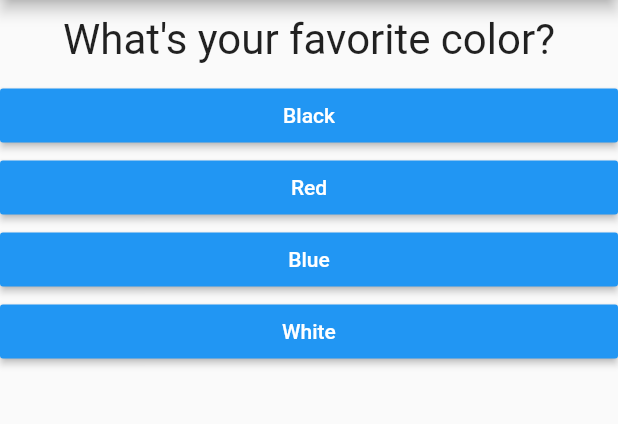
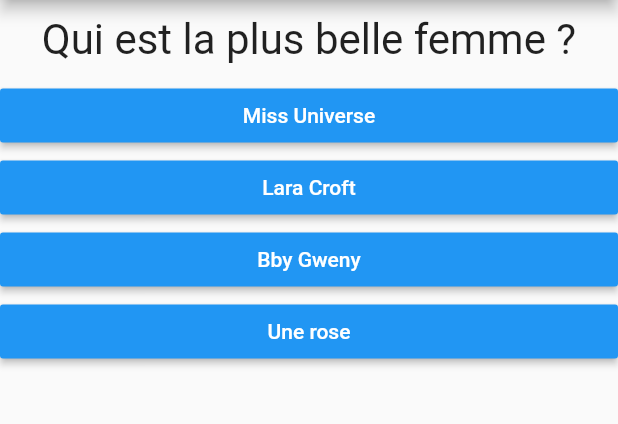
Before and after one commit to NoeBerdoz/quizz_udemy_flutter, a Flutter app: the screen it shows after launch, on a phone screen of 412 x 824 dp, the part 84-508 px from its top. Run offline on Flutter 3.47's test engine with Material 2 defaults, Android fonts, the phone set to English and light mode, and no system bars.

Commit message:
Score getter

```diff
--- a/lib/main.dart
+++ b/lib/main.dart
@@ -16,22 +16,40 @@ class MyApp extends StatefulWidget {
 
 class _MyAppState extends State<MyApp> {
   var _questionIndex = 0;
+  var _totalScore = 0;
   final _questions = const [
     {
-      'questionText': 'What\'s your favorite color?',
-      'answers': ['Black', 'Red', 'Blue', 'White'],
+      'questionText': 'Qui est la plus belle femme ?',
+      'answers': [
+        {'text': 'Miss Universe', 'score': 10},
+        {'text': 'Lara Croft', 'score': 5},
+        {'text': 'Bby Gweny', 'score': 3},
+        {'text': 'Une rose', 'score': 1}
+        ],
     },
     {
-      'questionText': 'What\'s your favorite animal?',
-      'answers': ['Bear', 'Rabbit', 'Snake', 'Bird'],
+      'questionText': 'Qui est le meilleur rappeur',
+      'answers': [
+        {'text': 'Kaaris', 'score': 10},
+        {'text': 'Josman', 'score': 5},
+        {'text': 'Kekra', 'score': 3},
+        {'text': 'Scylla', 'score': 1}
+      ],
     },
     {
-      'questionText': 'What\'s your favorite meal?',
-      'answers': ['Roasted potatoes', 'Hot chocolate', 'Bread']
+      'questionText': 'Comment te sens-tu ?',
+      'answers': [
+        {'text': 'Bien', 'score': 10},
+        {'text': 'Pas bien', 'score': 5},
+        {'text': 'Très bien', 'score': 3},
+        {'text': 'Nickel bleu ciel', 'score': 1}
+      ]
     }
   ]; // Map
 
-  void _answerQuestion() {
+  void _answerQuestion(int score) {
+
+    _totalScore += score;
 
     setState(() {
       _questionIndex = _questionIndex + 1;
@@ -55,7 +73,7 @@ class _MyAppState extends State<MyApp> {
               questionIndex: _questionIndex,
               questions: _questions,
       )
-          : Result(),
+          : Result(_totalScore),
     ),
     );
   }
--- a/lib/quiz.dart
+++ b/lib/quiz.dart
@@ -21,9 +21,9 @@ class Quiz extends StatelessWidget {
             Question(
               questions[questionIndex]['questionText'], // Get from Map
             ),
-            ...(questions[questionIndex]['answers'] as List<String>)
+            ...(questions[questionIndex]['answers'] as List<Map<String, Object>>)
                 .map((answer) {
-              return Answer(answerQuestion, answer);
+              return Answer(() => answerQuestion(answer['score']), answer['text']);
             }).toList()
           ],
         );
```
Also changed, not shown: lib/result.dart (+28 -1 lines).
